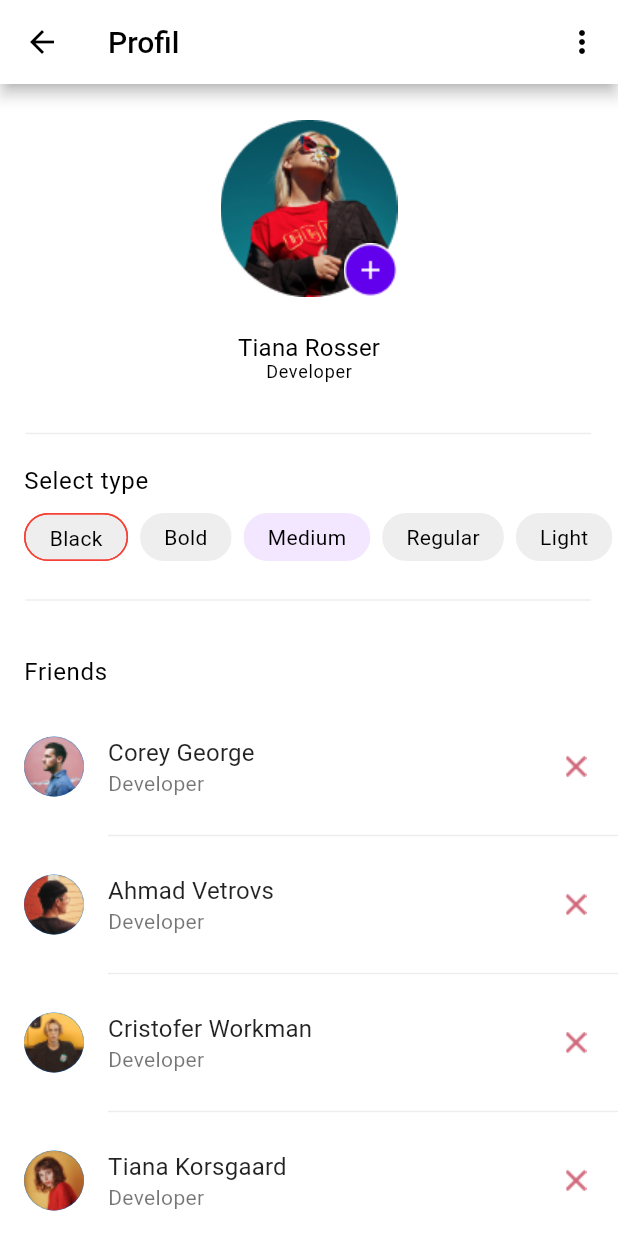
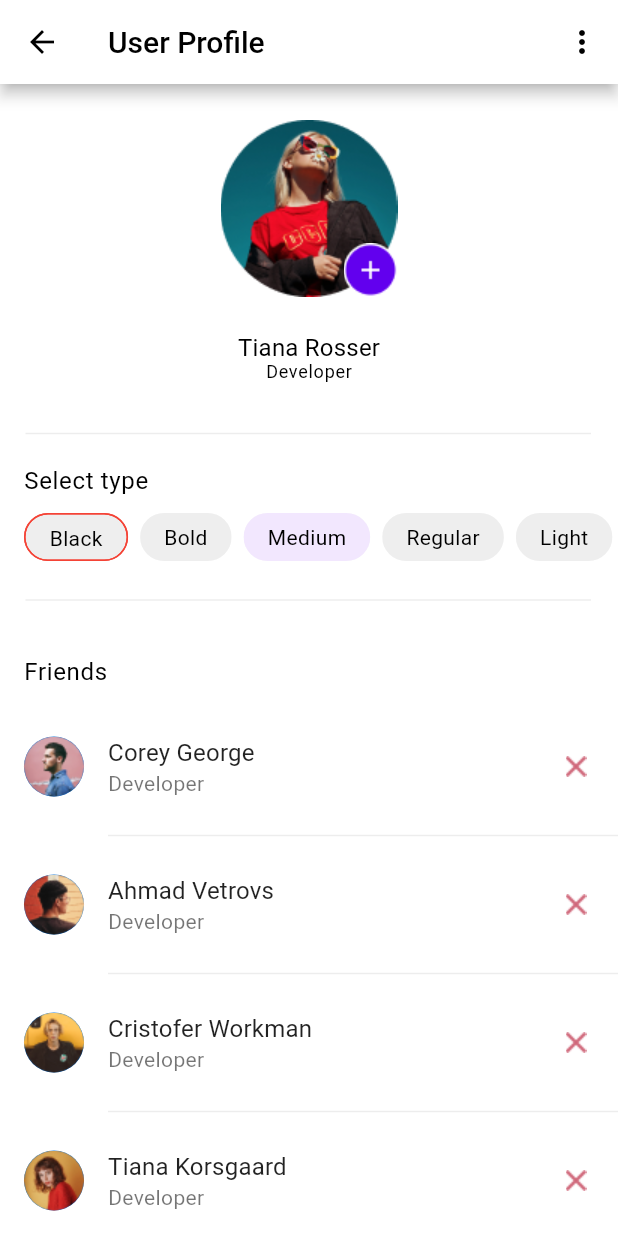
Before and after one commit to eltex2021/sc_flutter_3, a Flutter app: the screen it shows after launch, on a phone screen of 412 x 824 dp. Run offline on Flutter 3.47's test engine with Material 2 defaults, Android fonts, the phone set to English and light mode, and no system bars.

Commit message:
пробное изменение 2

```diff
--- a/lib/screens/profile_screen.dart
+++ b/lib/screens/profile_screen.dart
@@ -75,7 +75,7 @@ class TextTitle extends StatelessWidget {
   @override
   Widget build(BuildContext context) {
     return Text(
-      "Profil",
+      "User Profile ",
       style: TextStyle(
         color: Colors.black,
         fontSize: 20,
```
